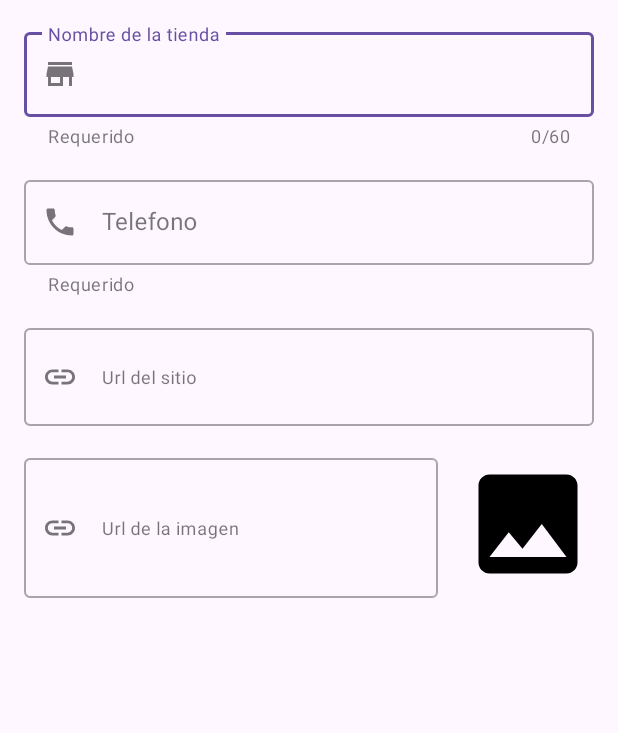
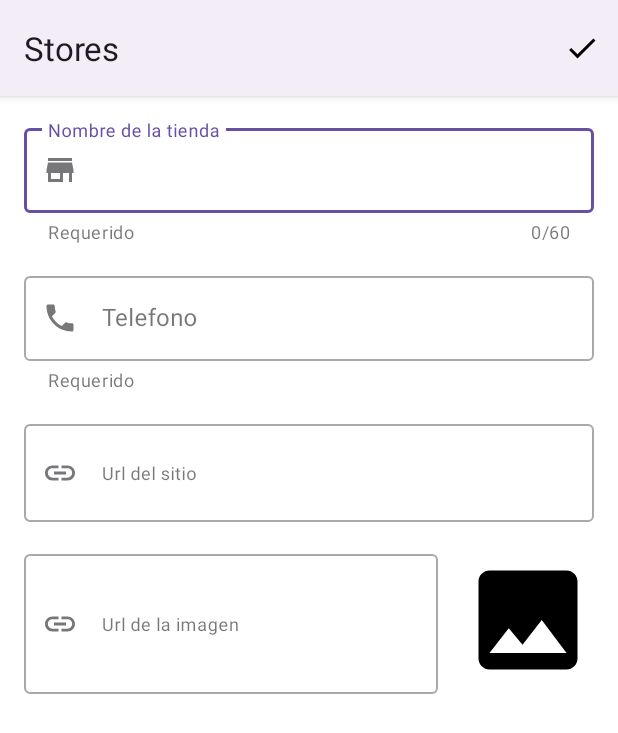
Before and after one commit to SotoMatiasE/AppStore, an Android app: the fragment EditStoreFragment shown on its own in the app's theme, on a phone screen of 412 x 824 dp. Shown: the top 733 px of the screen. Run offline under Robolectric (Android 15) with nearby library versions, the phone set to English and light mode, and no system bars.

Commit message:
un monton de cosas que parece no funcionar

```diff
--- a/app/src/main/java/com/example/stores/StoreDao.kt
+++ b/app/src/main/java/com/example/stores/StoreDao.kt
@@ -14,7 +14,7 @@ interface StoreDao {
 
     //CRUD
     @Insert
-    fun addStore(storeEntity: StoreEntity)
+    fun addStore(storeEntity: StoreEntity) : Long
 
     @Update
     fun updateStore(storeEntity: StoreEntity)
--- /dev/null
+++ b/app/src/main/res/drawable/ic_check.xml
@@ -0,0 +1,5 @@
+<vector xmlns:android="http://schemas.android.com/apk/res/android" android:height="24dp" android:tint="#000000" android:viewportHeight="24" android:viewportWidth="24" android:width="24dp">
+
+    <path android:fillColor="@android:color/white" android:pathData="M9,16.17L4.83,12l-1.42,1.41L9,19 21,7l-1.41,-1.41z"/>
+
+</vector>
--- a/app/src/main/res/layout/fragment_edit_store.xml
+++ b/app/src/main/res/layout/fragment_edit_store.xml
@@ -1,9 +1,10 @@
 <?xml version="1.0" encoding="utf-8"?>
 <androidx.core.widget.NestedScrollView xmlns:android="http://schemas.android.com/apk/res/android"
     xmlns:tools="http://schemas.android.com/tools"
+    xmlns:app="http://schemas.android.com/apk/res-auto"
     android:layout_width="match_parent"
     android:layout_height="match_parent"
-    xmlns:app="http://schemas.android.com/apk/res-auto"
+    android:background="@android:color/white"
     tools:context=".EditStoreFragment">
 
     <LinearLayout
--- /dev/null
+++ b/app/src/main/res/menu/menu_save.xml
@@ -0,0 +1,9 @@
+<?xml version="1.0" encoding="utf-8"?>
+<menu xmlns:android="http://schemas.android.com/apk/res/android"
+    xmlns:app="http://schemas.android.com/apk/res-auto">
+    <item
+        android:id="@+id/action_save"
+        android:title="@string/menu_save"
+        android:icon="@drawable/ic_check"
+        app:showAsAction="ifRoom"/>
+</menu>
--- a/app/src/main/res/values/strings.xml
+++ b/app/src/main/res/values/strings.xml
@@ -11,4 +11,7 @@
     <string name="hint_phone">Telefono</string>
     <string name="hint_website">Url del sitio</string>
     <string name="hint_photo_url">Url de la imagen</string>
+    <string name="edit_store_title_add">Crear Tienda</string>
+    <string name="menu_save">Save</string>
+    <string name="edit_store_message_sucsess">Tienda agregada</string>
 </resources>
--- a/app/src/main/res/values/themes.xml
+++ b/app/src/main/res/values/themes.xml
@@ -1,6 +1,6 @@
 <resources xmlns:tools="http://schemas.android.com/tools">
     <!-- Base application theme. -->
-    <style name="Base.Theme.Stores" parent="Theme.Material3.DayNight.NoActionBar">
+    <style name="Base.Theme.Stores" parent="Theme.Material3.DayNight">
 
         <!-- Customize your light theme here. -->
          <!--<item name="colorPrimary">@color/my_light_primary</item> -->
```
Also changed, not shown: app/src/main/java/com/example/stores/EditStoreFragment.kt (+86 -1 lines), app/src/main/java/com/example/stores/MainActivity.kt (+43 -10 lines), app/src/main/java/com/example/stores/MainAux.kt (added, +7 -0 lines), app/src/main/java/com/example/stores/StoreAdapter.kt (+5 -3 lines), app/src/main/res/layout/activity_main.xml (+3 -15 lines).
